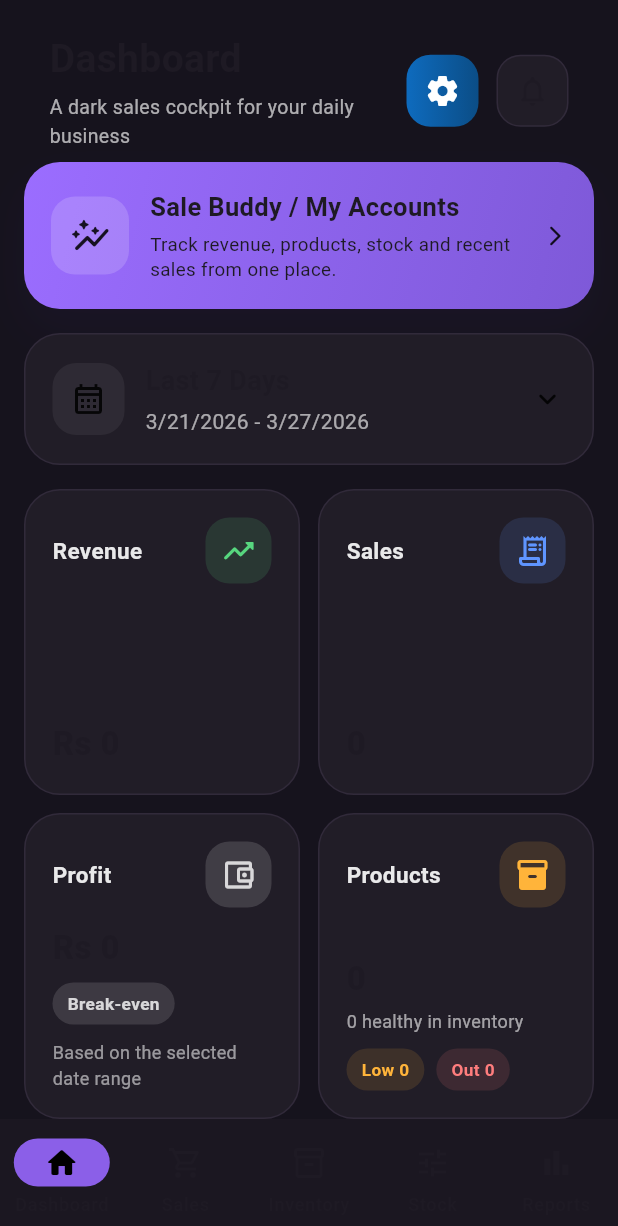
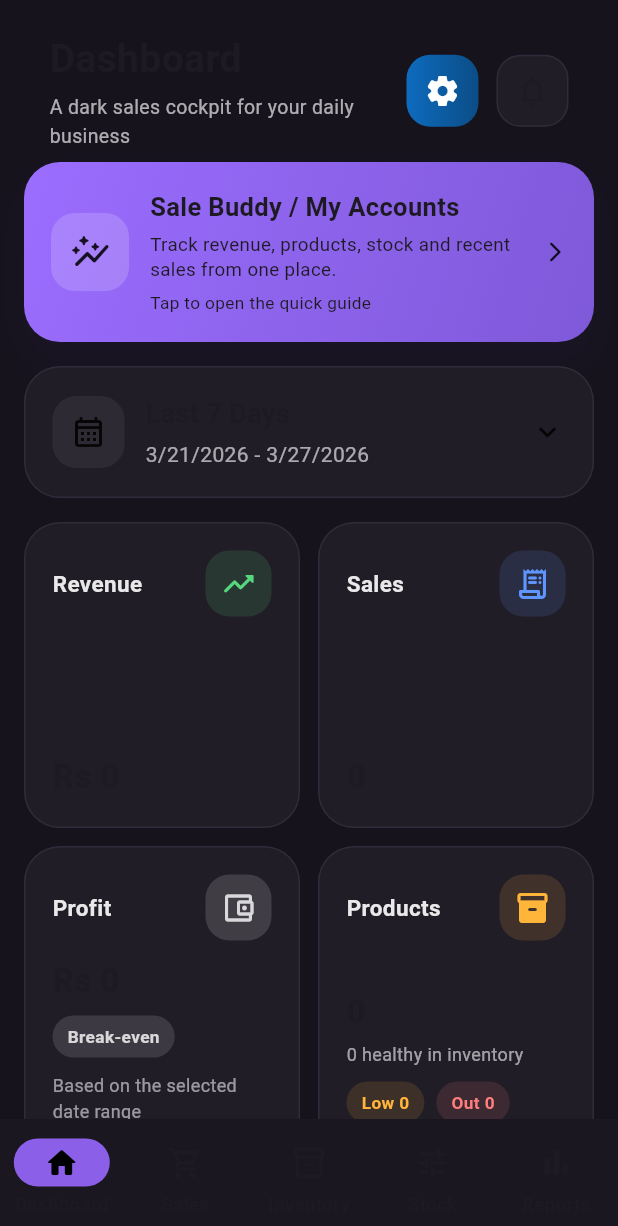
Before and after one commit to lloydzedds/flutter_sales_app, a Flutter app: the screen it shows after launch, on a phone screen of 412 x 824 dp. Shown: the top 1226 px of the screen. Run offline on Flutter 3.47's test engine with Material 3 defaults, Android fonts, the phone set to English and light mode, and no system bars; our stand-ins replace file_picker, fl_chart, image_picker, pdf, permission_handler, share_plus and 1 more; accounts and stored records are empty.

Commit message:
I gave that purple dashboard card a real action in home_screen.dart:510. Tapping it now opens the How to Use guide, so the > arrow is meaningful instead of decorative, and I added a small “Tap to open the quick guide” hint in home_screen.dart:557.

```diff
--- a/lib/screens/home_screen.dart
+++ b/lib/screens/home_screen.dart
@@ -9,6 +9,7 @@ import '../database/database_helper.dart';
 import 'add_product_screen.dart';
 import 'add_sale_screen.dart';
 import 'customers_screen.dart';
+import 'how_to_use_screen.dart';
 import 'settings_screen.dart';
 import 'sales_history_screen.dart';
 import 'stock_adjust_screen.dart';
@@ -507,7 +508,10 @@ class _HomeScreenState extends State<HomeScreen> {
   }
 
   Widget _buildPromoCard() {
-    return Container(
+    return InkWell(
+      onTap: () => _pushAndRefresh(const HowToUseScreen()),
+      borderRadius: BorderRadius.circular(24),
+      child: Container(
         padding: const EdgeInsets.all(18),
         decoration: BoxDecoration(
           borderRadius: BorderRadius.circular(24),
@@ -548,11 +552,17 @@ class _HomeScreenState extends State<HomeScreen> {
                     "Track revenue, products, stock and recent sales from one place.",
                     style: TextStyle(fontSize: 12.5, height: 1.35),
                   ),
+                  SizedBox(height: 6),
+                  Text(
+                    "Tap to open the quick guide",
+                    style: TextStyle(fontSize: 11.5),
+                  ),
                 ],
               ),
             ),
             const Icon(Icons.arrow_forward_ios_rounded, size: 16),
           ],
+        ),
       ),
     );
   }
```
Lines whose indentation alone changed are shown as unchanged.
